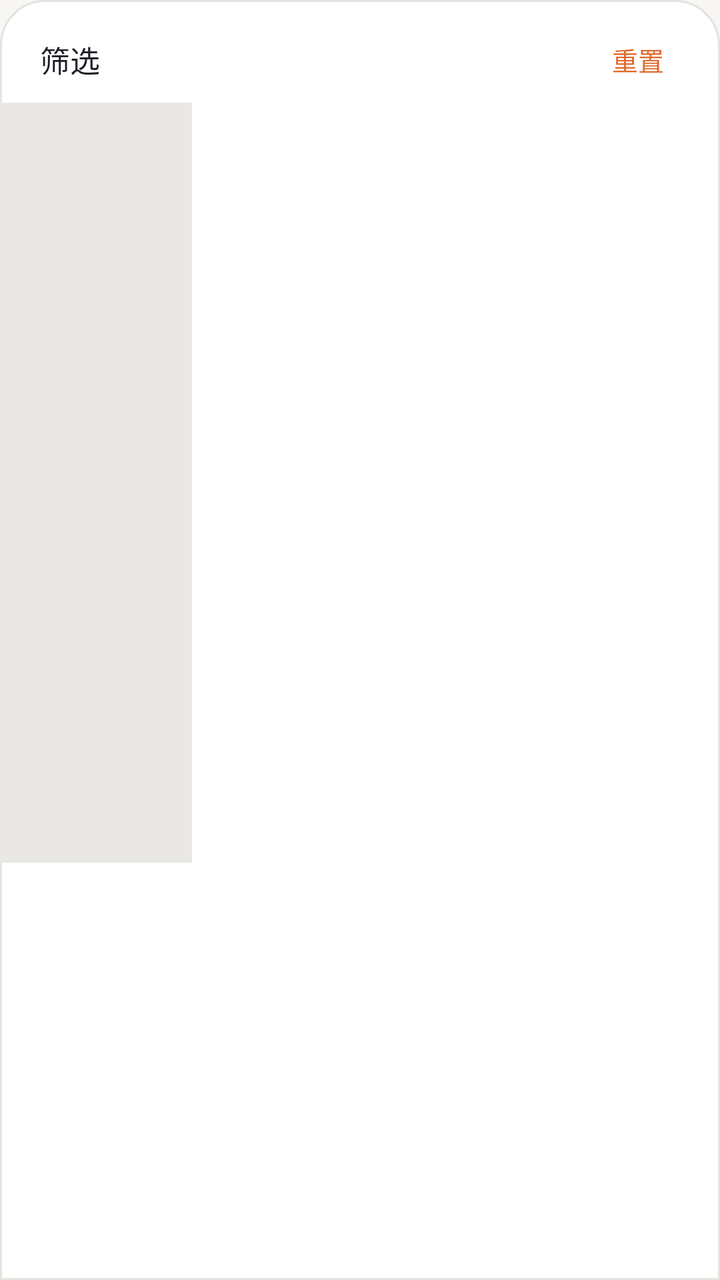
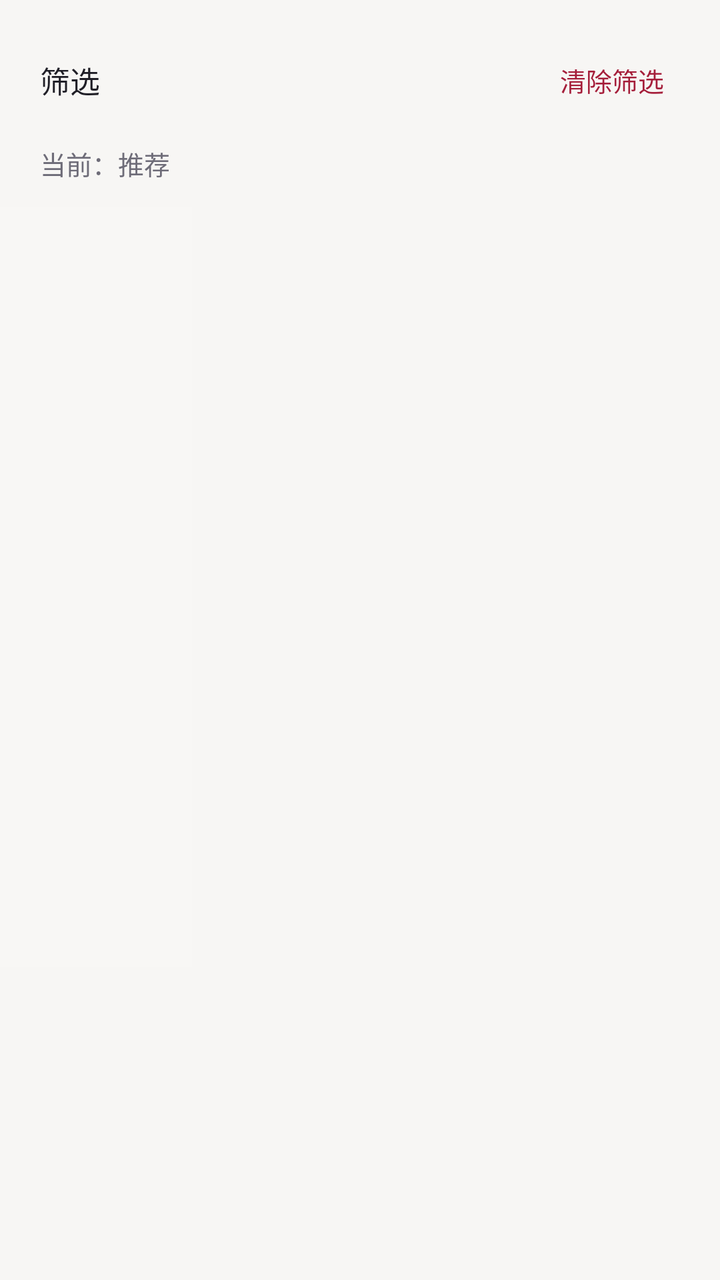

Before-and-after screenshots of an Android layout around one commit, followed by the original layout XML and the change that was made.
<!-- AndroidManifest.xml: application theme Theme.DuanjuPlayer -->
<!-- res/layout/sheet_filters.xml -->
<?xml version="1.0" encoding="utf-8"?>
<LinearLayout xmlns:android="http://schemas.android.com/apk/res/android"
    android:layout_width="match_parent"
    android:layout_height="wrap_content"
    android:background="@drawable/bg_sheet_top"
    android:orientation="vertical"
    android:paddingBottom="16dp">

    <LinearLayout
        android:layout_width="match_parent"
        android:layout_height="wrap_content"
        android:gravity="center_vertical"
        android:orientation="horizontal"
        android:paddingHorizontal="20dp"
        android:paddingTop="16dp"
        android:paddingBottom="8dp">

        <TextView
            android:layout_width="0dp"
            android:layout_height="wrap_content"
            android:layout_weight="1"
            android:fontFamily="sans-serif-medium"
            android:text="筛选"
            android:textColor="?android:attr/textColorPrimary"
            android:textSize="15sp" />

        <TextView
            android:id="@+id/filter_reset"
            android:layout_width="wrap_content"
            android:layout_height="wrap_content"
            android:background="?attr/selectableItemBackground"
            android:paddingHorizontal="8dp"
            android:paddingVertical="4dp"
            android:text="重置"
            android:textColor="@color/accent_warm"
            android:textSize="13sp" />
    </LinearLayout>

    
    <LinearLayout
        android:id="@+id/filter_body"
        android:layout_width="match_parent"
        android:layout_height="380dp"
        android:orientation="horizontal">

        <ScrollView
            android:layout_width="96dp"
            android:layout_height="match_parent"
            android:background="@drawable/bg_filter_groups"
            android:scrollbars="none">

            <LinearLayout
                android:id="@+id/filter_groups"
                android:layout_width="match_parent"
                android:layout_height="wrap_content"
                android:orientation="vertical"
                android:paddingVertical="4dp" />
        </ScrollView>

        <ScrollView
            android:layout_width="0dp"
            android:layout_height="match_parent"
            android:layout_weight="1"
            android:scrollbars="none">

            <LinearLayout
                android:id="@+id/filter_items"
                android:layout_width="match_parent"
                android:layout_height="wrap_content"
                android:orientation="vertical"
                android:padding="12dp" />
        </ScrollView>
    </LinearLayout>
</LinearLayout>
<!-- resources referenced by this layout -->
<resources>
  <color name="accent_warm">#FFE06A2E</color>
  <!-- drawable bg_filter_groups (drawable) -->
  <?xml version="1.0" encoding="utf-8"?>
  <shape xmlns:android="http://schemas.android.com/apk/res/android" android:shape="rectangle">
      <solid android:color="@color/app_surface_strong" />
  </shape>
  <!-- drawable bg_sheet_top (drawable) -->
  <?xml version="1.0" encoding="utf-8"?>
  <shape xmlns:android="http://schemas.android.com/apk/res/android" android:shape="rectangle">
      <solid android:color="@color/app_surface" />
      <stroke android:width="1dp" android:color="@color/app_stroke_nav" />
      <corners
          android:bottomLeftRadius="0dp"
          android:bottomRightRadius="0dp"
          android:topLeftRadius="22dp"
          android:topRightRadius="22dp" />
  </shape>
  <style name="Theme.DuanjuPlayer" parent="Theme.MaterialComponents.DayNight.NoActionBar">
          <item name="colorPrimary">@color/accent</item>
          <item name="colorPrimaryVariant">@color/accent_dark</item>
          <item name="colorOnPrimary">#FFFFFFFF</item>
          <item name="colorSecondary">@color/accent</item>
          <item name="colorSurface">@color/app_surface</item>
          <item name="colorOnSurface">@color/app_on_bg</item>
          <item name="colorControlActivated">@color/accent</item>
          <item name="android:colorBackground">@color/app_bg</item>
          <item name="android:textColorPrimary">@color/app_on_bg</item>
          <item name="android:textColorSecondary">@color/app_on_surface_variant</item>
          <item name="android:windowBackground">@color/app_bg</item>
          <item name="android:statusBarColor">@color/app_bg</item>
          <item name="android:navigationBarColor">@color/app_bg</item>
          <item name="android:windowLightStatusBar">@bool/light_system_bars</item>
      </style>
  <color name="app_surface_strong">#FFEAE8E4</color>
  <color name="app_surface">#FFFFFFFF</color>
  <color name="app_stroke_nav">#FFE5E3DE</color>
  <color name="accent">#FFE0334F</color>
  <color name="accent_dark">#FFC22743</color>
  <color name="app_on_bg">#FF1F1E26</color>
  <color name="app_bg">#FFF7F6F4</color>
  <color name="app_on_surface_variant">#FF6E6C78</color>
</resources>

<!-- the commit's change to res/layout/sheet_filters.xml (unified diff, before → after) -->
@@ -2,7 +2,7 @@
 <LinearLayout xmlns:android="http://schemas.android.com/apk/res/android"
     android:layout_width="match_parent"
     android:layout_height="wrap_content"
-    android:background="@drawable/bg_sheet_top"
+    android:background="@android:color/transparent"
     android:orientation="vertical"
     android:paddingBottom="16dp">
 
@@ -20,7 +20,7 @@
             android:layout_height="wrap_content"
             android:layout_weight="1"
             android:fontFamily="sans-serif-medium"
-            android:text="筛选"
+            android:text="@string/home_filter"
             android:textColor="?android:attr/textColorPrimary"
             android:textSize="15sp" />
 
@@ -29,12 +29,26 @@
             android:layout_width="wrap_content"
             android:layout_height="wrap_content"
             android:background="?attr/selectableItemBackground"
+            android:clickable="true"
+            android:focusable="true"
+            android:gravity="center"
+            android:minHeight="48dp"
             android:paddingHorizontal="8dp"
             android:paddingVertical="4dp"
-            android:text="重置"
-            android:textColor="@color/accent_warm"
+            android:text="@string/home_filter_clear"
+            android:textColor="@color/home_filter_selected_foreground"
             android:textSize="13sp" />
     </LinearLayout>
+
+    <TextView
+        android:id="@+id/filter_current"
+        android:layout_width="match_parent"
+        android:layout_height="wrap_content"
+        android:paddingHorizontal="20dp"
+        android:paddingBottom="12dp"
+        android:text="@string/home_filter_current_default"
+        android:textColor="@color/app_on_surface_variant"
+        android:textSize="13sp" />
 
     
     <LinearLayout
@@ -44,9 +58,10 @@
         android:orientation="horizontal">
 
         <ScrollView
+            android:id="@+id/filter_group_scroll"
             android:layout_width="96dp"
             android:layout_height="match_parent"
-            android:background="@drawable/bg_filter_groups"
+            android:background="@color/home_filter_group_background"
             android:scrollbars="none">
 
             <LinearLayout
@@ -58,6 +73,7 @@
         </ScrollView>
 
         <ScrollView
+            android:id="@+id/filter_item_scroll"
             android:layout_width="0dp"
             android:layout_height="match_parent"
             android:layout_weight="1"
<!-- resource entries referenced after the edit -->
@@ -1,23 +1,8 @@
 <!-- resources referenced by this layout -->
 <resources>
-  <color name="accent_warm">#FFE06A2E</color>
-  <!-- drawable bg_filter_groups (drawable) -->
-  <?xml version="1.0" encoding="utf-8"?>
-  <shape xmlns:android="http://schemas.android.com/apk/res/android" android:shape="rectangle">
-      <solid android:color="@color/app_surface_strong" />
-  </shape>
-  <!-- drawable bg_sheet_top (drawable) -->
-  <?xml version="1.0" encoding="utf-8"?>
-  <shape xmlns:android="http://schemas.android.com/apk/res/android" android:shape="rectangle">
-      <solid android:color="@color/app_surface" />
-      <stroke android:width="1dp" android:color="@color/app_stroke_nav" />
-      <corners
-          android:bottomLeftRadius="0dp"
-          android:bottomRightRadius="0dp"
-          android:topLeftRadius="22dp"
-          android:topRightRadius="22dp" />
-  </shape>
-  <style name="Theme.DuanjuPlayer" parent="Theme.MaterialComponents.DayNight.NoActionBar">
+  <style name="Theme.DuanjuPlayer" parent="Base.Theme.DuanjuPlayer" />
+  <color name="choice_selected_foreground">#FFA51E3A</color>
+  <style name="Base.Theme.DuanjuPlayer" parent="Theme.MaterialComponents.DayNight.NoActionBar">
           <item name="colorPrimary">@color/accent</item>
           <item name="colorPrimaryVariant">@color/accent_dark</item>
           <item name="colorOnPrimary">#FFFFFFFF</item>
@@ -30,16 +15,20 @@
           <item name="android:textColorSecondary">@color/app_on_surface_variant</item>
           <item name="android:windowBackground">@color/app_bg</item>
           <item name="android:statusBarColor">@color/app_bg</item>
-          <item name="android:navigationBarColor">@color/app_bg</item>
+          
+          <item name="android:navigationBarColor">#FF101018</item>
           <item name="android:windowLightStatusBar">@bool/light_system_bars</item>
       </style>
-  <color name="app_surface_strong">#FFEAE8E4</color>
   <color name="app_surface">#FFFFFFFF</color>
-  <color name="app_stroke_nav">#FFE5E3DE</color>
   <color name="accent">#FFE0334F</color>
   <color name="accent_dark">#FFC22743</color>
   <color name="app_on_bg">#FF1F1E26</color>
   <color name="app_bg">#FFF7F6F4</color>
   <color name="app_on_surface_variant">#FF6E6C78</color>
+  <color name="home_filter_group_background">#FFF8F7F5</color>
+  <color name="home_filter_selected_foreground">@color/choice_selected_foreground</color>
+  <string name="home_filter">筛选</string>
+  <string name="home_filter_clear">清除筛选</string>
+  <string name="home_filter_current_default">当前：推荐</string>
 </resources>
 
